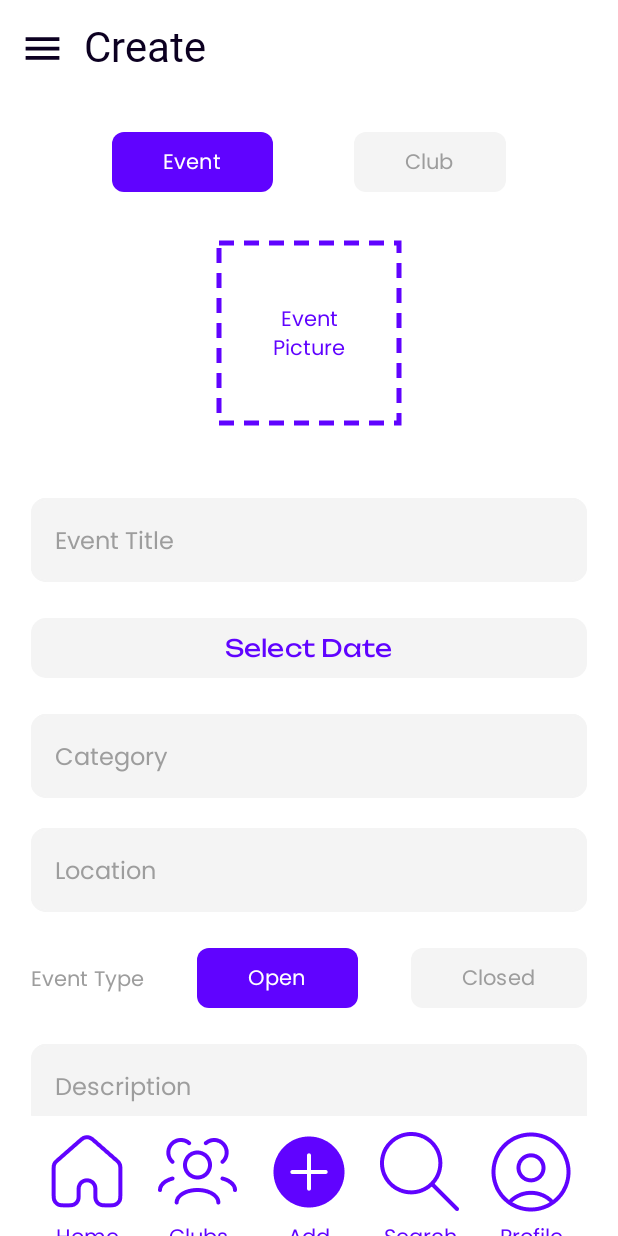
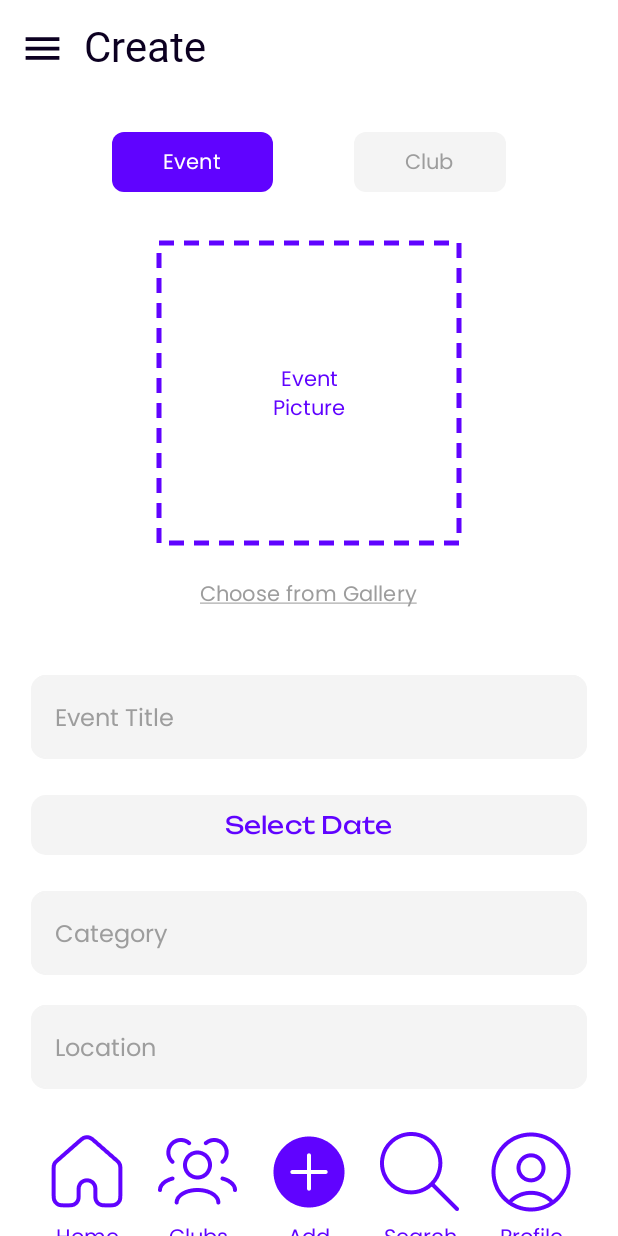
Before and after one commit to Bakhytgali/SeeYa, an Android app built with Jetpack Compose: the CreateScreen screen opened through its navigation route, on a phone screen of 412 x 824 dp. Run offline under Robolectric (Android 15) with nearby library versions, the phone set to English and light mode, and no system bars; our stand-ins replace accompanist; Roboto replaces fonts that are not available here.

Commit message:
Choosing event/club picture from Gallery

```diff
--- a/app/build.gradle.kts
+++ b/app/build.gradle.kts
@@ -51,6 +51,9 @@ android {
 
 dependencies {
 
+    // Coil for Images
+    implementation(libs.coil.compose)
+
     // Compose Navigation
     implementation(libs.androidx.navigation.compose)
 
--- a/app/src/main/java/com/example/seeya/MainActivity.kt
+++ b/app/src/main/java/com/example/seeya/MainActivity.kt
@@ -49,7 +49,7 @@ fun AppNavigation(authViewModel: AuthViewModel) {
         "login"
     }
 
-    NavHost(navController = navController, startDestination = startDestination) {
+    NavHost(navController = navController, startDestination = "create") {
         composable("authorize") { AuthorizeScreen(navController, authViewModel) }
         composable("login") { LoginScreen(navController, authViewModel) }
         composable("main") { MainScreen(navController, authViewModel) }
--- a/app/src/main/java/com/example/seeya/ui/theme/components/MainScaffold.kt
+++ b/app/src/main/java/com/example/seeya/ui/theme/components/MainScaffold.kt
@@ -111,7 +111,7 @@ fun MainScaffold(
                             label = "Home",
                             navigate = {
                                 navController.navigate("main") {
-                                    popUpTo("main") {inclusive = false}
+                                    popUpTo(navController.graph.startDestinationId) {inclusive = false}
                                     launchSingleTop = true
                                 }
                             }
--- a/app/src/main/java/com/example/seeya/ui/theme/screens/CreateScreen.kt
+++ b/app/src/main/java/com/example/seeya/ui/theme/screens/CreateScreen.kt
@@ -2,45 +2,34 @@ package com.example.seeya.ui.theme.screens
 
 import DashedBorderBox
 import android.app.DatePickerDialog
+import android.graphics.Bitmap
+import android.graphics.BitmapFactory
+import android.util.Base64
+import androidx.activity.compose.rememberLauncherForActivityResult
+import androidx.activity.result.contract.ActivityResultContracts
+import androidx.compose.foundation.Image
 import androidx.compose.foundation.background
-import androidx.compose.foundation.clickable
-import androidx.compose.foundation.layout.Arrangement
-import androidx.compose.foundation.layout.Box
-import androidx.compose.foundation.layout.Column
-import androidx.compose.foundation.layout.Row
-import androidx.compose.foundation.layout.Spacer
-import androidx.compose.foundation.layout.fillMaxHeight
-import androidx.compose.foundation.layout.fillMaxSize
-import androidx.compose.foundation.layout.fillMaxWidth
-import androidx.compose.foundation.layout.height
-import androidx.compose.foundation.layout.padding
-import androidx.compose.foundation.layout.size
+import androidx.compose.foundation.layout.*
 import androidx.compose.foundation.rememberScrollState
 import androidx.compose.foundation.shape.RoundedCornerShape
 import androidx.compose.foundation.verticalScroll
-import androidx.compose.material3.Button
-import androidx.compose.material3.ButtonDefaults
-import androidx.compose.material3.Text
-import androidx.compose.runtime.Composable
-import androidx.compose.runtime.mutableStateOf
-import androidx.compose.runtime.remember
+import androidx.compose.material3.*
+import androidx.compose.runtime.*
 import androidx.compose.ui.Alignment
 import androidx.compose.ui.Modifier
+import androidx.compose.ui.graphics.asImageBitmap
 import androidx.compose.ui.platform.LocalContext
 import androidx.compose.ui.text.font.FontWeight
 import androidx.compose.ui.text.style.TextAlign
+import androidx.compose.ui.text.style.TextDecoration
 import androidx.compose.ui.unit.dp
 import androidx.compose.ui.unit.sp
 import androidx.navigation.NavController
-import com.example.seeya.ui.theme.Poppins
-import com.example.seeya.ui.theme.Unbounded
-import com.example.seeya.ui.theme.bgColor
+import com.example.seeya.ui.theme.*
 import com.example.seeya.ui.theme.components.CustomTextField
 import com.example.seeya.ui.theme.components.MainScaffold
 import com.example.seeya.ui.theme.components.OptionButton
-import com.example.seeya.ui.theme.grayText
-import com.example.seeya.ui.theme.primaryContainerColor
-import com.example.seeya.ui.theme.secondaryColor
+import java.io.ByteArrayOutputStream
 import java.util.Calendar
 
 @Composable
@@ -48,7 +37,6 @@ fun CreateScreen(
     navController: NavController,
     modifier: Modifier = Modifier
 ) {
-
     val options = listOf("Event", "Club")
     val activeOption = remember { mutableStateOf(options[0]) }
 
@@ -62,7 +50,6 @@ fun CreateScreen(
 
     val context = LocalContext.current
     val selectedDate = remember { mutableStateOf("Select Date") }
-    val openDatePicker = remember { mutableStateOf(false) }
 
     // DatePicker Dialog
     val datePickerDialog = DatePickerDialog(
@@ -74,6 +61,28 @@ fun CreateScreen(
         Calendar.getInstance().get(Calendar.MONTH),
         Calendar.getInstance().get(Calendar.DAY_OF_MONTH)
     )
+
+    // Choosing image from gallery
+    val imageBitmap = remember { mutableStateOf<Bitmap?>(null) }
+    val imageBase64 = remember { mutableStateOf<String?>(null) }
+
+    val launcher = rememberLauncherForActivityResult(
+        contract = ActivityResultContracts.GetContent()
+    ) { uri ->
+        uri?.let {
+            val inputStream = context.contentResolver.openInputStream(it)
+            val bytes = inputStream?.readBytes()
+            inputStream?.close()
+
+            if (bytes != null) {
+                val bitmap = BitmapFactory.decodeByteArray(bytes, 0, bytes.size)
+                val croppedBitmap = cropCenter(bitmap)
+
+                imageBitmap.value = croppedBitmap
+                imageBase64.value = encodeToBase64(croppedBitmap)
+            }
+        }
+    }
 
     MainScaffold(
         title = "Create",
@@ -110,16 +119,25 @@ fun CreateScreen(
 
                 Spacer(modifier = Modifier.height(30.dp))
 
+                Column(
+                    horizontalAlignment = Alignment.CenterHorizontally,
+                    verticalArrangement = Arrangement.Center
+                ) {
                     DashedBorderBox(
-                    modifier = Modifier
-                        .size(120.dp)
-                        .clickable { /* TODO: Open image picker */ },
+                        modifier = Modifier.size(200.dp),
                         borderColor = secondaryColor,
                     ) {
                         Box(
                             contentAlignment = Alignment.Center,
                             modifier = Modifier.fillMaxSize()
                         ) {
+                            if (imageBitmap.value != null) {
+                                Image(
+                                    bitmap = imageBitmap.value!!.asImageBitmap(),
+                                    contentDescription = "Selected Image",
+                                    modifier = Modifier.fillMaxSize()
+                                )
+                            } else {
                                 Text(
                                     text = activeOption.value + "\nPicture",
                                     color = secondaryColor,
@@ -129,8 +147,26 @@ fun CreateScreen(
                                 )
                             }
                         }
+                    }
 
-                Spacer(modifier = Modifier.height(50.dp))
+                    Spacer(modifier = Modifier.height(10.dp))
+
+                    TextButton(
+                        onClick = {
+                            launcher.launch("image/*")
+                        }
+                    ) {
+                        Text(
+                            text = "Choose from Gallery",
+                            fontSize = 14.sp,
+                            fontFamily = Poppins,
+                            color = grayText,
+                            textDecoration = TextDecoration.Underline
+                        )
+                    }
+                }
+
+                Spacer(modifier = Modifier.height(30.dp))
 
                 CustomTextField(
                     text = title,
@@ -139,6 +175,7 @@ fun CreateScreen(
                     modifier = Modifier.fillMaxWidth()
                 )
 
+                if (activeOption.value == "Event") {
                     Spacer(modifier = Modifier.height(20.dp))
 
                     Button(
@@ -153,6 +190,7 @@ fun CreateScreen(
                             fontFamily = Unbounded,
                             color = secondaryColor
                         )
+                    }
                 }
 
                 Spacer(modifier = Modifier.height(20.dp))
@@ -228,3 +266,21 @@ fun CreateScreen(
         }
     }
 }
+
+fun encodeToBase64(bitmap: Bitmap): String {
+    val byteArrayOutputStream = ByteArrayOutputStream()
+    bitmap.compress(Bitmap.CompressFormat.JPEG, 50, byteArrayOutputStream)
+    val byteArray = byteArrayOutputStream.toByteArray()
+    return Base64.encodeToString(byteArray, Base64.DEFAULT)
+}
+
+fun cropCenter(bitmap: Bitmap): Bitmap {
+    val width = bitmap.width
+    val height = bitmap.height
+    val newSize = minOf(width, height)
+
+    val xOffset = (width - newSize) / 2
+    val yOffset = (height - newSize) / 2
+
+    return Bitmap.createBitmap(bitmap, xOffset, yOffset, newSize, newSize)
+}
--- a/gradle/libs.versions.toml
+++ b/gradle/libs.versions.toml
@@ -1,6 +1,7 @@
 [versions]
 accompanistSystemuicontroller = "0.30.1"
 agp = "8.6.0"
+coilCompose = "2.6.0"
 converterGson = "2.11.0"
 kotlin = "1.9.0"
 coreKtx = "1.15.0"
@@ -19,6 +20,7 @@ securityCryptoKtx = "1.0.0"
 accompanist-systemuicontroller = { module = "com.google.accompanist:accompanist-systemuicontroller", version.ref = "accompanistSystemuicontroller" }
 androidx-core-ktx = { group = "androidx.core", name = "core-ktx", version.ref = "coreKtx" }
 androidx-navigation-compose = { module = "androidx.navigation:navigation-compose", version.ref = "navigationCompose" }
+coil-compose = { module = "io.coil-kt:coil-compose", version.ref = "coilCompose" }
 converter-gson = { module = "com.squareup.retrofit2:converter-gson", version.ref = "converterGson" }
 junit = { group = "junit", name = "junit", version.ref = "junit" }
 androidx-junit = { group = "androidx.test.ext", name = "junit", version.ref = "junitVersion" }
```
Lines whose indentation alone changed are shown as unchanged.
